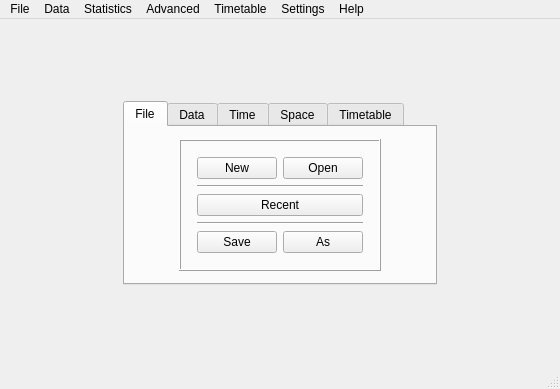
Above: fet/src/interface/fetmainform_template.ui from vonmecheln/fet before the change. Below: the same form after it.
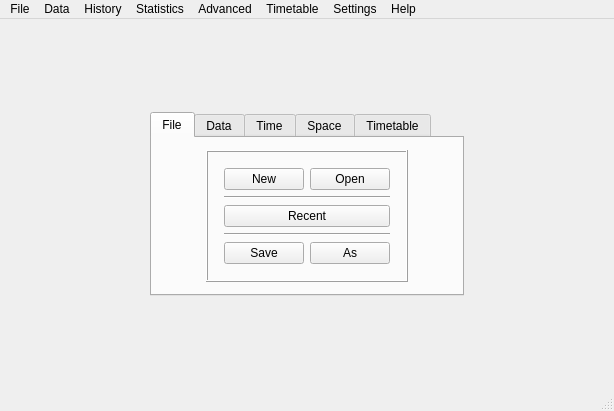
That is the form after the change.

```diff
--- a/fet/src/interface/fetmainform_template.ui
+++ b/fet/src/interface/fetmainform_template.ui
@@ -6,8 +6,8 @@
    <rect>
     <x>0</x>
     <y>0</y>
-    <width>560</width>
-    <height>389</height>
+    <width>614</width>
+    <height>411</height>
    </rect>
   </property>
   <widget class="QWidget" name="mainwidget">
@@ -851,7 +851,7 @@
     <rect>
      <x>0</x>
      <y>0</y>
-     <width>560</width>
+     <width>614</width>
      <height>26</height>
     </rect>
    </property>
@@ -1282,8 +1282,17 @@
     <addaction name="separator"/>
     <addaction name="groupActivitiesInInitialOrderAction"/>
    </widget>
+   <widget class="QMenu" name="menuHistory">
+    <property name="title">
+     <string comment="View data history and select a previous state of data">History</string>
+    </property>
+    <addaction name="restoreDataStateAction"/>
+    <addaction name="separator"/>
+    <addaction name="settingsHistoryAction"/>
+   </widget>
    <addaction name="fileMenu"/>
    <addaction name="dataMenu"/>
+   <addaction name="menuHistory"/>
    <addaction name="menuStatistics"/>
    <addaction name="menuAdvanced"/>
    <addaction name="timetableMenu"/>
```
Left out of the diff: 23 changed lines with no effect on the pictures.
